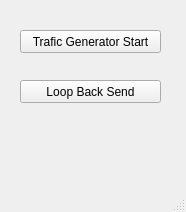
Old version of the form examples/UDP_LoopBack/_PC_Apl/UDP_TG_Control/UDP_TG_Control_Apl/mainwindow.ui in the repository ikhansergio/FPGA_UDP_Offloading_Library.
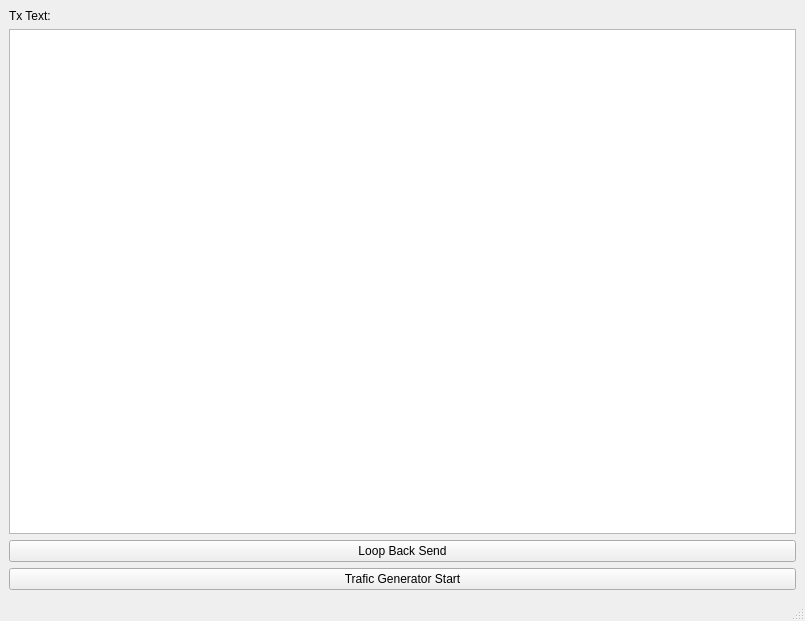
New version of the form.

Commit message: QT Apl Update

```diff
--- a/examples/UDP_LoopBack/_PC_Apl/UDP_TG_Control/UDP_TG_Control_Apl/mainwindow.ui
+++ b/examples/UDP_LoopBack/_PC_Apl/UDP_TG_Control/UDP_TG_Control_Apl/mainwindow.ui
@@ -6,40 +6,48 @@
    <rect>
     <x>0</x>
     <y>0</y>
-    <width>186</width>
-    <height>212</height>
+    <width>805</width>
+    <height>621</height>
    </rect>
   </property>
   <property name="windowTitle">
    <string>MainWindow</string>
   </property>
   <widget class="QWidget" name="centralwidget">
-   <widget class="QPushButton" name="pushButton">
-    <property name="geometry">
-     <rect>
-      <x>20</x>
-      <y>30</y>
-      <width>141</width>
-      <height>23</height>
-     </rect>
-    </property>
+   <layout class="QHBoxLayout" name="horizontalLayout">
+    <item>
+     <layout class="QVBoxLayout" name="verticalLayout">
+      <item>
+       <widget class="QLabel" name="TxLabel">
     <property name="text">
-     <string>Trafic Generator Start</string>
-    </property>
-   </widget>
+         <string>Tx Text:</string>
+        </property>
+       </widget>
+      </item>
+      <item>
+       <widget class="QTextBrowser" name="TxTextBrowser">
+        <property name="readOnly">
+         <bool>false</bool>
+        </property>
+       </widget>
+      </item>
+      <item>
    <widget class="QPushButton" name="pushButton_2">
-    <property name="geometry">
-     <rect>
-      <x>20</x>
-      <y>80</y>
-      <width>141</width>
-      <height>23</height>
-     </rect>
-    </property>
     <property name="text">
      <string>Loop Back Send</string>
     </property>
    </widget>
+      </item>
+      <item>
+       <widget class="QPushButton" name="pushButton">
+        <property name="text">
+         <string>Trafic Generator Start</string>
+        </property>
+       </widget>
+      </item>
+     </layout>
+    </item>
+   </layout>
   </widget>
   <widget class="QMenuBar" name="menubar">
    <property name="geometry">
```
Left out of the diff: 2 changed lines with no effect on the pictures. Lines whose indentation alone changed are shown as unchanged. The commit also changes 1 other file.
